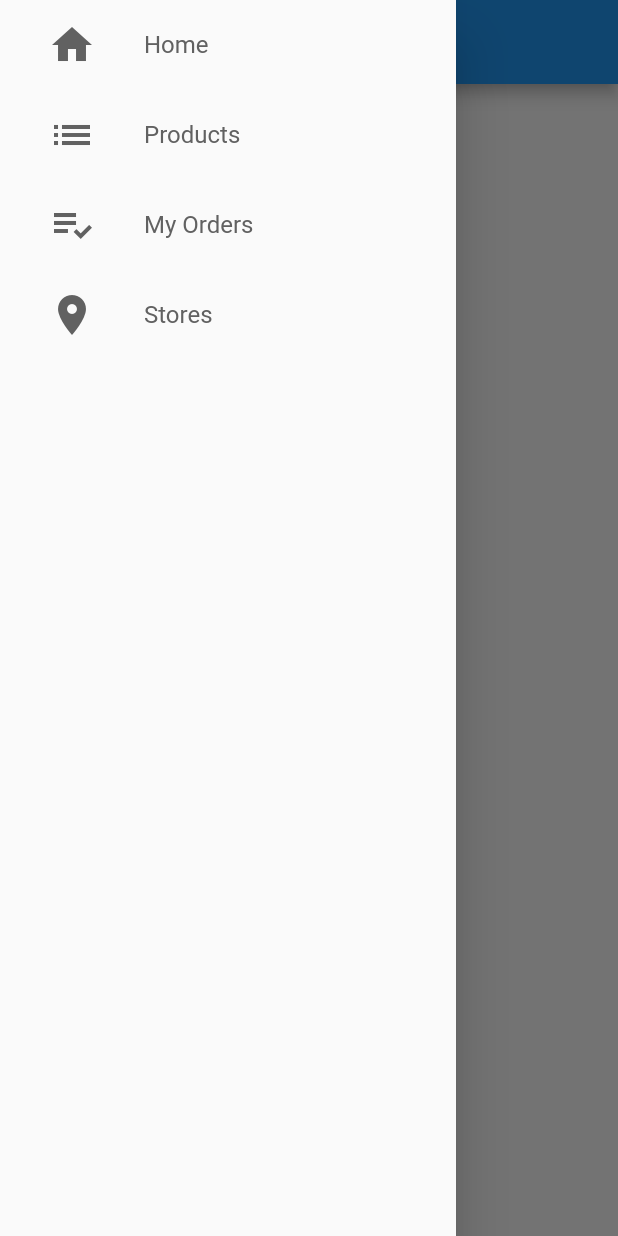
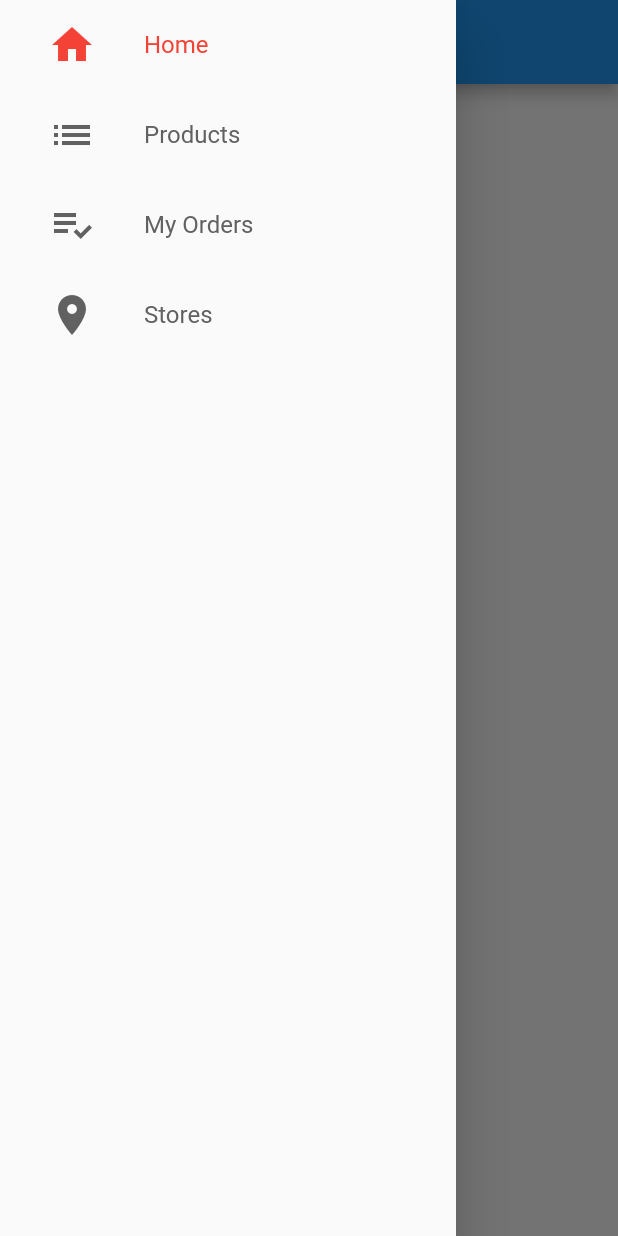
Before and after one commit to alanmxll/virtual-store, a Flutter app: the screen it shows after launch, with the side drawer open, on a phone screen of 412 x 824 dp. Run offline on Flutter 3.47's test engine with Material 2 defaults, Android fonts, the phone set to English and light mode, and no system bars.

```diff
--- a/lib/common/custom_drawer/drawer_tile.dart
+++ b/lib/common/custom_drawer/drawer_tile.dart
@@ -1,4 +1,8 @@
 import 'package:flutter/material.dart';
+
+import 'package:provider/provider.dart';
+
+import '../../models/page_manager.dart';
 
 class DrawerTile extends StatelessWidget {
   final IconData iconData;
@@ -13,8 +17,12 @@ class DrawerTile extends StatelessWidget {
 
   @override
   Widget build(BuildContext context) {
+    final int currentPage = context.watch<PageManager>().page;
+
     return InkWell(
-      onTap: () {},
+      onTap: () {
+        context.read<PageManager>().setPage(page);
+      },
       child: SizedBox(
         height: 60.0,
         child: Row(
@@ -24,14 +32,14 @@ class DrawerTile extends StatelessWidget {
               child: Icon(
                 iconData,
                 size: 32,
-                color: Colors.grey[700],
+                color: currentPage == page ? Colors.red : Colors.grey[700],
               ),
             ),
             Text(
               title,
               style: TextStyle(
                 fontSize: 16,
-                color: Colors.grey[700],
+                color: currentPage == page ? Colors.red : Colors.grey[700],
               ),
             )
           ],
--- /dev/null
+++ b/lib/models/page_manager.dart
@@ -0,0 +1,15 @@
+import 'package:flutter/material.dart';
+
+class PageManager {
+  PageManager(this._pageController);
+
+  PageController _pageController;
+
+  int page = 0;
+
+  void setPage(int value) {
+    if (value == page) return;
+    page = value;
+    _pageController.jumpToPage(value);
+  }
+}
--- a/lib/screens/base/base_screen.dart
+++ b/lib/screens/base/base_screen.dart
@@ -1,13 +1,17 @@
 import 'package:flutter/material.dart';
+import 'package:provider/provider.dart';
 
 import '../../common/custom_drawer/custom_drawer.dart';
+import '../../models/page_manager.dart';
 
 class BaseScreen extends StatelessWidget {
   final PageController pageController = PageController();
 
   @override
   Widget build(BuildContext context) {
-    return PageView(
+    return Provider(
+      create: (_) => PageManager(pageController),
+      child: PageView(
         controller: pageController,
         physics: const NeverScrollableScrollPhysics(),
         children: [
@@ -17,16 +21,26 @@ class BaseScreen extends StatelessWidget {
             ),
             drawer: CustomDrawer(),
           ),
-        Container(
-          color: Colors.red,
+          Scaffold(
+            appBar: AppBar(
+              title: const Text('Products'),
             ),
-        Container(
-          color: Colors.yellow,
+            drawer: CustomDrawer(),
           ),
-        Container(
-          color: Colors.green,
+          Scaffold(
+            appBar: AppBar(
+              title: const Text('My Orders'),
+            ),
+            drawer: CustomDrawer(),
+          ),
+          Scaffold(
+            appBar: AppBar(
+              title: const Text('Stores'),
+            ),
+            drawer: CustomDrawer(),
           ),
         ],
+      ),
     );
   }
 }
--- a/pubspec.yaml
+++ b/pubspec.yaml
@@ -34,6 +34,8 @@ dependencies:
   firebase_storage: ^4.0.0
   # A Flutter plugin to use the Firebase Core API
   firebase_core: ^0.5.0
+  # A wrapper around InheritedWidget to make them easier to use and more reusable.
+  provider: ^4.3.2+2
 
 dev_dependencies:
   flutter_test:
```
Also changed, not shown: pubspec.lock. Lines whose indentation alone changed are shown as unchanged.
